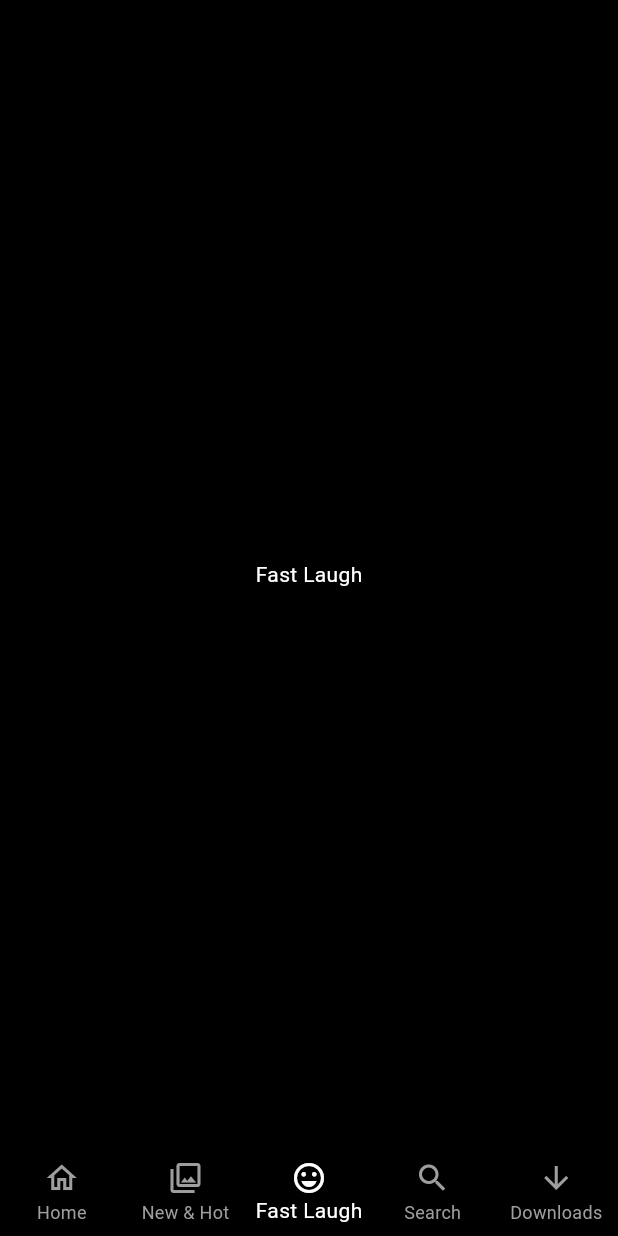
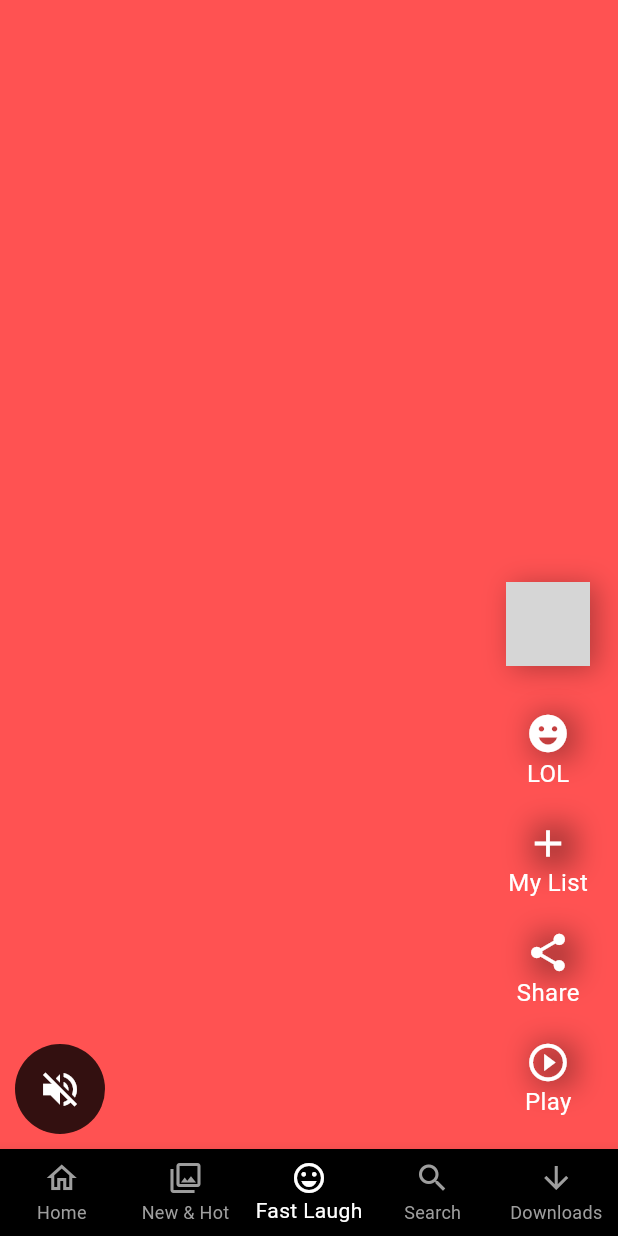
Before and after one commit to AdithyaV2004/Flutter_Netflix, a Flutter app: the screen it shows after launch, item 3 of the bottom bar chosen, on a phone screen of 412 x 824 dp. Run offline on Flutter 3.47's test engine with Material 3 defaults, Android fonts, the phone set to English and light mode, and no system bars; our stand-ins replace google_fonts; network calls fail; grey boxes are pictures that could not be loaded.

Commit message:
Completed outline of Fast Laugh page

```diff
--- a/lib/presentation/fast_laugh/screen_fast_laugh.dart
+++ b/lib/presentation/fast_laugh/screen_fast_laugh.dart
@@ -1,10 +1,20 @@
 import 'package:flutter/material.dart';
+import 'package:flutter_netflix/presentation/fast_laugh/widget/video_list_item.dart';
 
 class ScreenFastLaugh extends StatelessWidget {
   const ScreenFastLaugh({super.key});
 
   @override
   Widget build(BuildContext context) {
-    return Scaffold(body: Center(child: Text('Fast Laugh')));
+    return Scaffold(
+      body: SafeArea(
+        child: PageView(
+          scrollDirection: Axis.vertical,
+          children: List.generate(10, (index) {
+            return VideoListItem(index: index);
+          }),
+        ),
+      ),
+    );
   }
 }
--- /dev/null
+++ b/lib/presentation/fast_laugh/widget/video_list_item.dart
@@ -0,0 +1,110 @@
+import 'package:flutter/material.dart';
+import 'package:flutter_netflix/core/colors/colors.dart';
+import 'package:flutter_netflix/core/constants.dart';
+
+class VideoListItem extends StatelessWidget {
+  final int index;
+  const VideoListItem({super.key, required this.index});
+
+  @override
+  Widget build(BuildContext context) {
+    return Stack(
+      children: [
+        Container(color: Colors.accents[index % Colors.accents.length]),
+        Align(
+          alignment: Alignment.bottomCenter,
+          child: Padding(
+            padding: const EdgeInsets.symmetric(vertical: 10, horizontal: 10),
+            child: Row(
+              crossAxisAlignment: CrossAxisAlignment.end,
+              mainAxisAlignment: MainAxisAlignment.spaceBetween,
+              children: [
+                //left side mute button
+                CircleAvatar(
+                  // ignore: deprecated_member_use
+                  backgroundColor: Colors.black.withOpacity(0.8),
+                  radius: 30,
+                  child: IconButton(
+                    color: Colors.white,
+                    onPressed: () {},
+                    icon: Icon(Icons.volume_off, size: 30),
+                  ),
+                ),
+
+                //right side column
+                Column(
+                  mainAxisAlignment: MainAxisAlignment.end,
+                  children: [
+                    Container(
+                      decoration: BoxDecoration(
+                        boxShadow: [
+                          BoxShadow(
+                            color: Colors.black.withOpacity(0.3),
+                            blurRadius: 15,
+                            offset: Offset(4, 2),
+                          ),
+                        ],
+                      ),
+                      child: CircleAvatar(
+                        radius: 28,
+                        backgroundImage: NetworkImage(
+                          "https://images.pexels.com/photos/1081685/pexels-photo-1081685.jpeg?auto=compress&cs=tinysrgb&dpr=1&w=500",
+                        ),
+                      ),
+                    ),
+                    kHeight,
+                    VideoActionsWidget(
+                      icon: Icons.emoji_emotions,
+                      title: "LOL",
+                    ),
+                    VideoActionsWidget(icon: Icons.add, title: "My List"),
+                    VideoActionsWidget(icon: Icons.share, title: "Share"),
+                    VideoActionsWidget(
+                      icon: Icons.play_circle_outline_outlined,
+                      title: "Play",
+                    ),
+                  ],
+                ),
+              ],
+            ),
+          ),
+        ),
+      ],
+    );
+  }
+}
+
+class VideoActionsWidget extends StatelessWidget {
+  const VideoActionsWidget({
+    super.key,
+    required this.icon,
+    required this.title,
+  });
+  final IconData icon;
+  final String title;
+
+  @override
+  Widget build(BuildContext context) {
+    return Padding(
+      padding: const EdgeInsets.symmetric(vertical: 10, horizontal: 10),
+      child: Column(
+        children: [
+          // ignore: deprecated_member_use
+          Container(
+            decoration: BoxDecoration(
+              boxShadow: [
+                BoxShadow(
+                  color: Colors.black.withOpacity(0.3),
+                  blurRadius: 15,
+                  offset: Offset(4, 2),
+                ),
+              ],
+            ),
+            child: Icon(icon, color: Colors.white, size: 30),
+          ),
+          Text(title, style: TextStyle(color: kWhiteColor, fontSize: 16)),
+        ],
+      ),
+    );
+  }
+}
--- a/lib/presentation/search/screen_search.dart
+++ b/lib/presentation/search/screen_search.dart
@@ -2,7 +2,6 @@ import 'package:flutter/cupertino.dart';
 import 'package:flutter/material.dart';
 import 'package:flutter_netflix/core/constants.dart';
 import 'package:flutter_netflix/presentation/search/widget/search_idle.dart';
-import 'package:flutter_netflix/presentation/search/widget/search_result_widget.dart';
 
 class ScreenSearch extends StatelessWidget {
   const ScreenSearch({super.key});
--- a/pubspec.yaml
+++ b/pubspec.yaml
@@ -11,6 +11,7 @@ dependencies:
   flutter:
     sdk: flutter
   google_fonts: ^6.2.1
+  video_player: ^2.10.0
 
 dev_dependencies:
   flutter_test:
```
Also changed, not shown: pubspec.lock, 2 other files.
